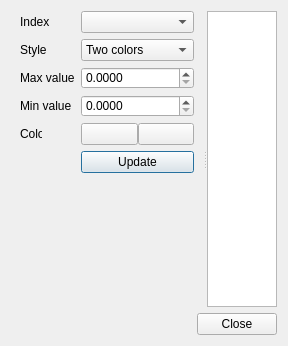
First picture: the form in tracking/color_bar_dialog.ui, repository frankyeh/DSI-Studio, before the edit.
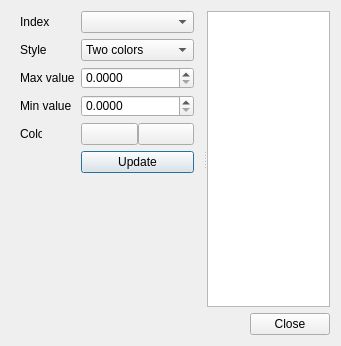
Second picture: the form after the edit. Icons and pictures are not drawn. Custom widgets are drawn as their Qt base class.

```diff
--- a/tracking/color_bar_dialog.ui
+++ b/tracking/color_bar_dialog.ui
@@ -6,7 +6,7 @@
    <rect>
     <x>0</x>
     <y>0</y>
-    <width>284</width>
+    <width>341</width>
     <height>346</height>
    </rect>
   </property>
```
Left out of the diff: 2 changed lines with no effect on the pictures.
